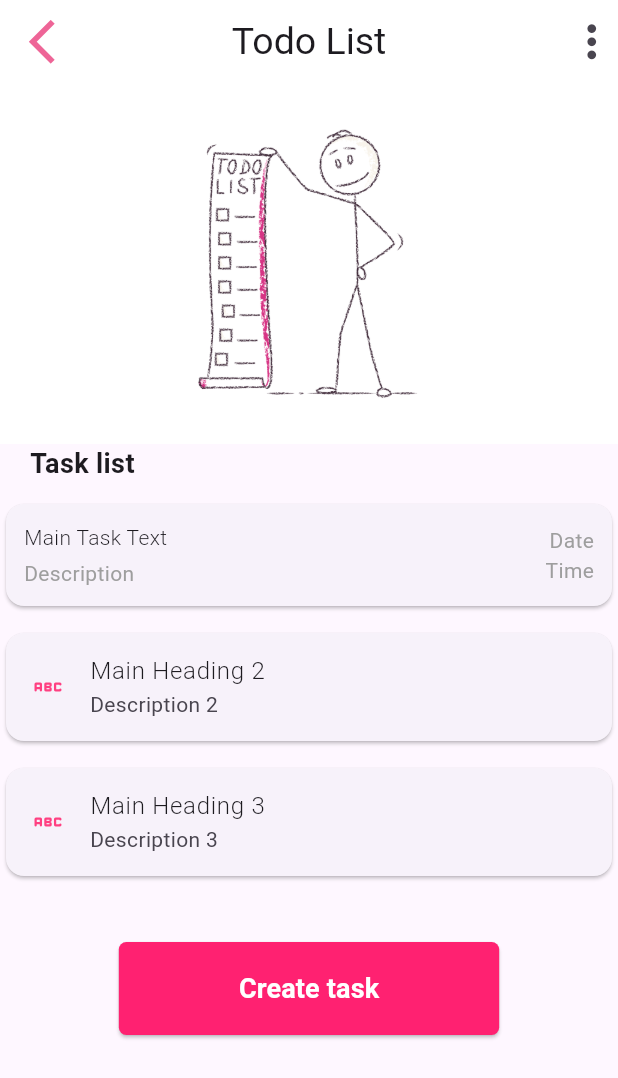
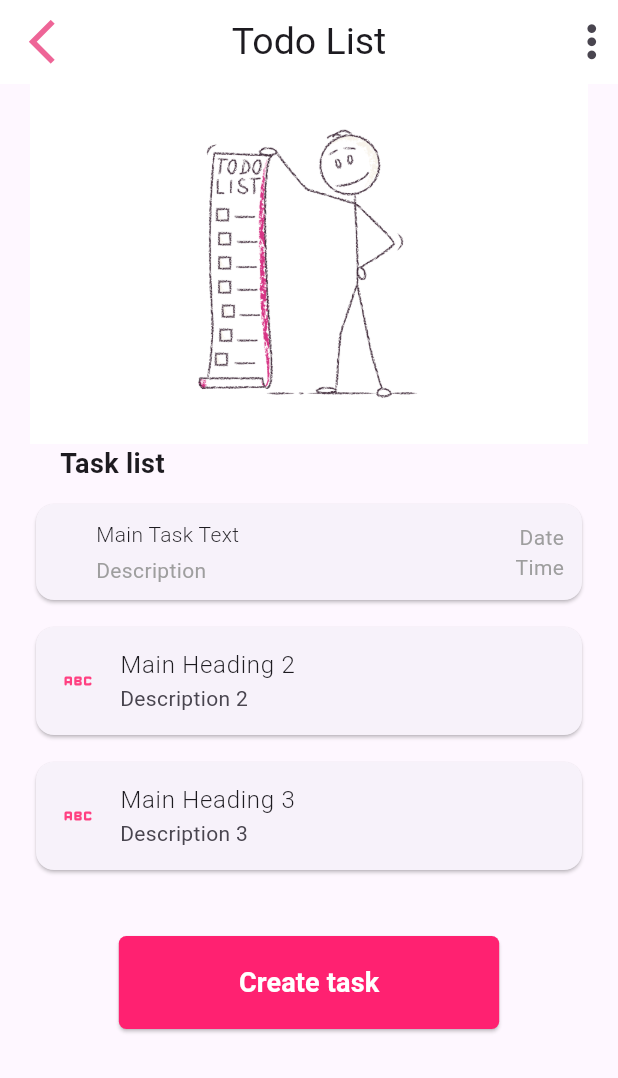
Before and after one commit to BambinoRiya/2023-project-phase-mobile-tasks, a Flutter app: the HomePage screen opened directly, on a phone screen of 412 x 824 dp. Shown: the top 1078 px of the screen. Run offline on Flutter 3.47's test engine with Material 3 defaults, Android fonts, the phone set to English and light mode, and no system bars.

Commit message:
UI changes to toDo page

```diff
--- a/flutter_tut/on-boarding/onboarding/lib/toDo.dart
+++ b/flutter_tut/on-boarding/onboarding/lib/toDo.dart
@@ -1,5 +1,4 @@
 import 'package:flutter/material.dart';
-import 'package:flutter/widgets.dart';
 import 'package:onboarding/add_task.dart';
 
 class HomePage extends StatelessWidget {
@@ -15,7 +14,7 @@ class HomePage extends StatelessWidget {
           icon: const Icon(
             Icons.arrow_back_ios_new,
             size: 35,
-            color:  Color.fromARGB(255, 238, 101, 151),
+            color: Color.fromARGB(255, 238, 101, 151),
           ),
         ),
         actions: const [
@@ -32,6 +31,8 @@ class HomePage extends StatelessWidget {
         elevation: 0,
       ),
       body: SingleChildScrollView(
+        child: Container(
+          margin: const EdgeInsets.symmetric(horizontal: 20), // Add horizontal margins
           child: Column(
             crossAxisAlignment: CrossAxisAlignment.start,
             children: [
@@ -60,7 +61,7 @@ class HomePage extends StatelessWidget {
                   children: [
                     Expanded(
                       child: Padding(
-                      padding: EdgeInsets.all(12.0),
+                        padding: EdgeInsets.symmetric(horizontal: 40),
                         child: Column(
                           crossAxisAlignment: CrossAxisAlignment.start,
                           children: [
@@ -78,7 +79,7 @@ class HomePage extends StatelessWidget {
                       ),
                     ),
                     Padding(
-                    padding:  EdgeInsets.all(12.0),
+                      padding: EdgeInsets.all(12.0),
                       child: Column(
                         crossAxisAlignment: CrossAxisAlignment.end,
                         children: [
@@ -151,19 +152,22 @@ class HomePage extends StatelessWidget {
                     shape: RoundedRectangleBorder(
                       borderRadius: BorderRadius.circular(5),
                     ),
-                  padding:
-                      const EdgeInsets.symmetric(horizontal: 80, vertical: 18),
+                    padding: const EdgeInsets.symmetric(
+                        horizontal: 80, vertical: 18),
                   ),
                   child: const Text(
                     'Create task',
                     style: TextStyle(
-                      fontWeight: FontWeight.bold, color: Colors.white, fontSize: 18),
+                        fontWeight: FontWeight.bold,
+                        color: Colors.white,
+                        fontSize: 18),
                   ),
                 ),
               ),
             ],
           ),
         ),
+      ),
     );
   }
 }
```
Lines whose indentation alone changed are shown as unchanged.
